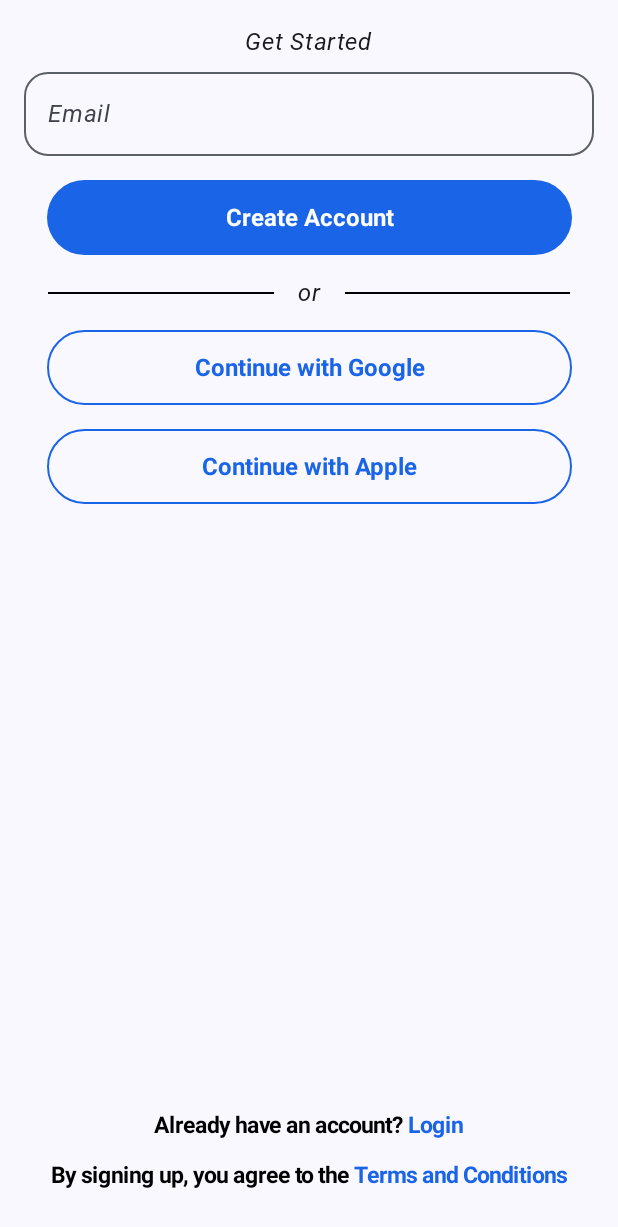
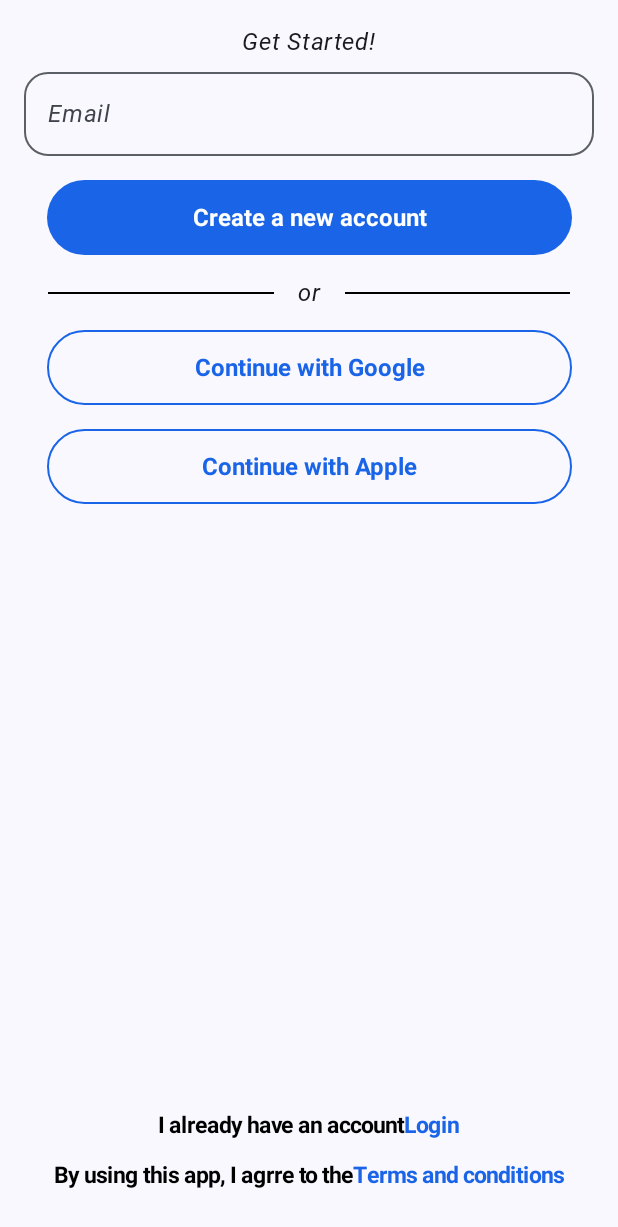
Before and after one commit to Johansogaard/stockApp, an Android app built with Jetpack Compose: the screen it shows after launch (MainActivity), after a tap on "Get Started", on a phone screen of 412 x 824 dp. Shown: the top 1227 px of the screen. Run offline under Robolectric (Android 15) with nearby library versions, the phone set to English and light mode, and no system bars; our stand-ins replace Firebase (no records; nobody signed in at launch, a user with empty details on screens opened directly); libraries missing offline, so code that uses them is left out: co.yml.charts.

Commit message:
Added strings to Res that doesn't require state

```diff
--- a/app/src/main/java/com/example/stockapp/screens/chose_signup_screen.kt
+++ b/app/src/main/java/com/example/stockapp/screens/chose_signup_screen.kt
@@ -5,6 +5,7 @@ package com.example.stockapp.screens
 import android.content.Intent
 import androidx.compose.foundation.background
 import androidx.compose.foundation.layout.*
+import com.example.stockapp.R
 
 import androidx.compose.material3.Button
 import androidx.compose.material3.Divider
@@ -21,6 +22,7 @@ import androidx.compose.runtime.setValue
 import androidx.compose.ui.Alignment
 import androidx.compose.ui.Modifier
 import androidx.compose.ui.graphics.Color
+import androidx.compose.ui.res.stringResource
 import androidx.compose.ui.text.input.TextFieldValue
 import androidx.compose.ui.tooling.preview.Preview
 import androidx.compose.ui.unit.dp
@@ -56,53 +58,53 @@ fun ChoseSignupLayOut(navController: NavController)
       horizontalAlignment = Alignment.CenterHorizontally
    )
    {
-      Text(text = "Get Started")
+      Text(text = stringResource(R.string.get_started))
 
       CustomTextField(
          value = email,
-         label = "Email"
+         label = stringResource(R.string.email)
       )
       Spacer(modifier = Modifier.height(16.dp))
 
       CustomButton(onClick = {
          navController.navigate(Screen.SignUpScreen.route)
-      }, text = "Create Account")
+      }, text = stringResource(R.string.create_account))
 
       OrDivider()
 
 
       CustomButton(onClick = {
          navController.navigate(Screen.PortfolioScreen.withArgs(email.value.text))
-      }, text = "Continue with Google", outlined = true)
+      }, text = stringResource(R.string.with_google), outlined = true)
 
       Spacer(modifier = Modifier.height(16.dp))
 
-      CustomButton(onClick = {  navController.navigate(Screen.PortfolioScreen.withArgs(email.value.text)) }
-         , text = "Continue with Apple", outlined = true)
-
-
-
+      CustomButton(onClick = {
+         navController.navigate(Screen.PortfolioScreen.withArgs(email.value.text)) },
+         text = stringResource(R.string.with_apple),
+         outlined = true)
       }
 
    Box(modifier = Modifier.fillMaxSize()) {
       Column(
          verticalArrangement = Arrangement.Bottom,
          horizontalAlignment = Alignment.CenterHorizontally,
-         modifier = Modifier.align(Alignment.BottomCenter)
+         modifier = Modifier
+            .align(Alignment.BottomCenter)
             .fillMaxWidth()
             .offset(y = (-32).dp)
       ) {
 
          ClickableText(
-            normalText = "Already have an account?",
-            clickableText = " Login",
+            normalText = stringResource(R.string.have_account),
+            clickableText = stringResource(R.string.login),
             onClick = {navController.navigate(Screen.LoginScreen.route)}
          )
          Spacer(modifier = Modifier.height(16.dp))
 
          ClickableText(
-            normalText = "By signing up, you agree to the ",
-            clickableText = "Terms and Conditions",
+            normalText = stringResource(R.string.terms_text),
+            clickableText = stringResource(R.string.terms_link_text),
             onClick = {
                /*do something*/
             }
--- a/app/src/main/java/com/example/stockapp/screens/explorer_screen.kt
+++ b/app/src/main/java/com/example/stockapp/screens/explorer_screen.kt
@@ -28,6 +28,8 @@ import androidx.compose.ui.unit.sp
 import androidx.navigation.NavController
 import androidx.navigation.compose.rememberNavController
 import com.example.stockapp.data.Screen
+import androidx.compose.ui.res.stringResource
+import com.example.stockapp.R
 
 @Composable
 fun ExplorerScreen(navController: NavController) {
@@ -62,7 +64,7 @@ fun searchBar(navController: NavController) {
 
         ) {
             Icon(imageVector = Icons.Default.Search,
-                contentDescription = "Search Icon",
+                contentDescription = stringResource(R.string.search_icon_desc),
                 modifier = Modifier.size(26.dp)
             )
             Text(
--- a/app/src/main/java/com/example/stockapp/screens/index_screen.kt
+++ b/app/src/main/java/com/example/stockapp/screens/index_screen.kt
@@ -28,6 +28,7 @@ import androidx.compose.runtime.*
 import androidx.compose.ui.draw.clip
 
 import androidx.compose.ui.layout.ContentScale
+import androidx.compose.ui.res.stringResource
 import androidx.compose.ui.text.style.TextAlign
 
 import com.example.stockapp.R
@@ -55,7 +56,7 @@ fun IndexLayout(navController: NavController) {
             horizontalAlignment = Alignment.CenterHorizontally,
         ) {
             Text(
-                text = "Today's stock market",
+                text = stringResource(R.string.today),
                 style = TextStyle(
                     fontSize = 20.sp,
                     fontWeight = FontWeight(800)
@@ -85,21 +86,22 @@ fun StockColumn(navController: NavController) {
 @Composable
 fun ButtonRow() {
     Row(
-        modifier = Modifier.padding(16.dp)
-        .fillMaxWidth(),
+        modifier = Modifier
+            .padding(16.dp)
+            .fillMaxWidth(),
     horizontalArrangement = Arrangement.SpaceBetween
     ) {
 
         IndexButton(
-            text = "World",
+            text = stringResource(R.string.index_word),
             picture = "mikkel.jpg",
         )
         IndexButton(
-            text = "USA",
+            text = stringResource(R.string.index_usa),
             picture = "mikkel.jpg",
         )
         IndexButton(
-            text = "Denmark",
+            text = stringResource(R.string.index_denmark),
             picture = "mikkel.jpg",
         )
     }
@@ -113,7 +115,10 @@ fun IndexButton(
 ) {
     Button(
         onClick = { activeButton=text },
-        modifier = modifier.then(Modifier.width(110.dp).height(40.dp)),
+        modifier = modifier.then(
+            Modifier
+                .width(110.dp)
+                .height(40.dp)),
         colors = ButtonDefaults.buttonColors(
             containerColor = if (activeButton == text) Accent else Color.Red
         ),
--- a/app/src/main/java/com/example/stockapp/screens/intro_screen.kt
+++ b/app/src/main/java/com/example/stockapp/screens/intro_screen.kt
@@ -12,6 +12,8 @@ import androidx.compose.ui.Alignment
 import androidx.compose.ui.Modifier
 import androidx.compose.ui.graphics.Color
 import androidx.compose.ui.res.painterResource
+import androidx.compose.ui.res.stringArrayResource
+import androidx.compose.ui.res.stringResource
 import androidx.compose.ui.text.TextStyle
 import androidx.compose.ui.text.font.FontWeight
 import androidx.compose.ui.tooling.preview.Preview
@@ -43,26 +45,26 @@ fun IntroLayout(navController: NavController)
             .fillMaxSize()
             .padding(16.dp)
     ) {
-        BeginText("Market Wisdom")
-        BeginText("at Your")
-        BeginText("Fingertips:")
-        BeginText("Tune into")
-        BeginText("Success.")
+        val textArray = stringArrayResource(R.array.intro_text)
+        for (text in textArray) {
+            BeginText(text)
+        }
     }
 
     Box(modifier = Modifier.fillMaxSize()) {
         Column(
             verticalArrangement = Arrangement.Bottom,
             horizontalAlignment = Alignment.CenterHorizontally,
-            modifier = Modifier.align(Alignment.BottomCenter)
+            modifier = Modifier
+                .align(Alignment.BottomCenter)
                 .fillMaxWidth()
                 .offset(y = (-32).dp)
         ) {
             CustomButton( onClick = {navController.navigate(Screen.ChoseSignupScreen.route)}, text = "Get Started")
             Spacer(modifier = Modifier.height(16.dp))
             ClickableText(
-                normalText = "Already have an account? ",
-                clickableText = "Log in",
+                normalText = stringResource(R.string.have_account_q),
+                clickableText = stringResource(R.string.log_in),
                 onClick = { navController.navigate(Screen.LoginScreen.route) }
             )
        }
--- a/app/src/main/res/values/strings.xml
+++ b/app/src/main/res/values/strings.xml
@@ -1,3 +1,48 @@
 <resources>
+
+    <!-- App name -->
     <string name="app_name">stockApp</string>
+
+
+    <!-- Explorer Screen -->
+    <string name="search_icon_desc">Search Icon</string>
+
+
+    <!-- Choose Signup Screen -->
+    <string name="get_started">Get Started!</string>
+    <string name="email">Email</string>
+    <string name="create_account">Create a new account</string>
+    <string name="with_google">Continue with Google</string>
+    <string name="with_apple">Continue with Apple</string>
+    <string name="have_account">I already have an account</string>
+    <string name="login">Login</string>
+    <string name="terms_text">By using this app, I agrre to the </string>
+    <string name="terms_link_text">Terms and conditions</string>
+
+
+    <!-- Competition -->
+
+
+    <!-- Index Screen -->
+    <string name="today">Today\'s stock market</string>
+    <string name="index_word">World</string>
+    <string name="index_usa">USA</string>
+    <string name="index_denmark">Denmark</string>
+
+
+    <!-- Intro Screen -->
+
+    <string-array name="intro_text">
+        <item>Market Wisdom </item>
+        <item>at your </item>
+        <item>fingertips: </item>
+        <item>Tune into </item>
+        <item>Success. </item>
+    </string-array>
+
+
+    <string name="have_account_q">Already have an account? </string>
+    <string name="log_in">Log in</string>
+
+
 </resources>
```
